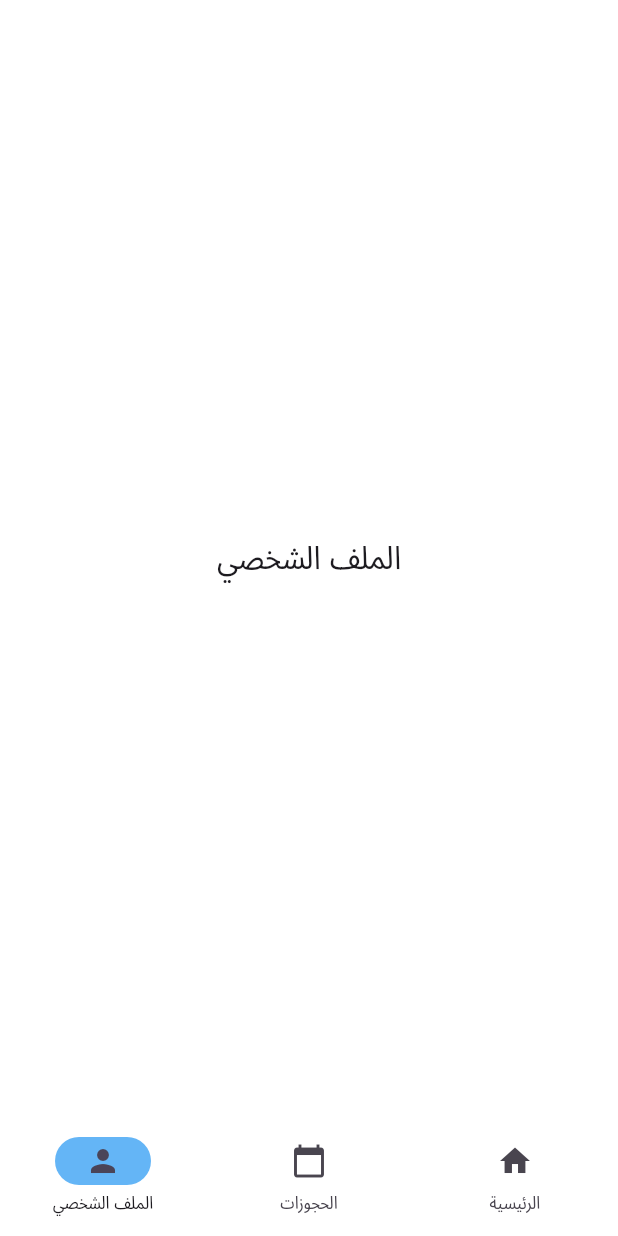
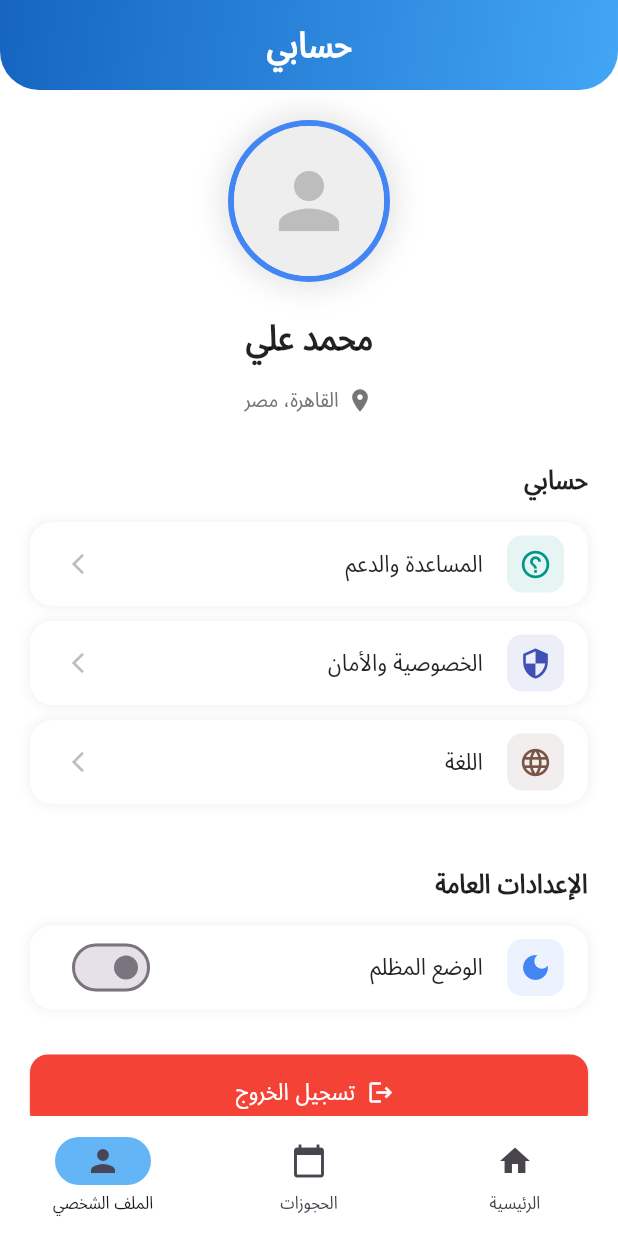
Before and after one commit to asmaa202310/Flutter_project_Herfagi, a Flutter app: the UserView screen opened directly, item 3 of the bottom bar chosen, on a phone screen of 412 x 824 dp. Run offline on Flutter 3.47's test engine with Material 3 defaults, Android fonts, the phone set to English and light mode, and no system bars; our stand-ins replace flutter_rating_bar, lottie.

Commit message:
make profile screen for user

```diff
--- a/herfagy_v2/lib/main.dart
+++ b/herfagy_v2/lib/main.dart
@@ -1,6 +1,7 @@
 import 'package:flutter/material.dart';
 import 'package:flutter_localizations/flutter_localizations.dart';
 import 'package:herfagy_v2/views/login/login_view.dart';
+import 'package:herfagy_v2/views/user/user_view.dart';
 import '/generated/l10n.dart';
 import '/viewmodels/onboarding_view_model.dart';
 import 'package:provider/provider.dart';
@@ -36,7 +37,7 @@ class HerfagyApp extends StatelessWidget {
         fontFamily: 'NotoSansArabic_Condensed-Regular',
         scaffoldBackgroundColor: Colors.white,
       ),
-      home: const LoginView(),
+      home: const UserView(),
     );
   }
 }
--- a/herfagy_v2/lib/views/user/home_for_user/widgets/crafter_item.dart
+++ b/herfagy_v2/lib/views/user/home_for_user/widgets/crafter_item.dart
@@ -67,7 +67,7 @@ class CrafterItem extends StatelessWidget {
           const Spacer(),
           SizedBox(
             width: double.infinity,
-            child: CustomOrderButton(
+            child: CustomUserButton(
               borderRaduis: 12,
               text: 'احجز الآن',
               fontSize: 15,
--- a/herfagy_v2/lib/views/user/home_for_user/widgets/custom_order_button.dart
+++ b/herfagy_v2/lib/views/user/home_for_user/widgets/custom_order_button.dart
@@ -1,21 +1,23 @@
 import 'package:flutter/material.dart';
 
-class CustomOrderButton extends StatelessWidget {
-  const CustomOrderButton({
+class CustomUserButton extends StatelessWidget {
+  const CustomUserButton({
     super.key,
     required this.borderRaduis,
     required this.text,
     required this.fontSize,
+    this.color,
   });
   final double borderRaduis;
   final String text;
+  final Color? color;
   final double fontSize;
   @override
   Widget build(BuildContext context) {
     return ElevatedButton(
       onPressed: () {},
       style: ElevatedButton.styleFrom(
-        backgroundColor: Colors.blue,
+        backgroundColor: color ?? Colors.blue,
         padding: const EdgeInsets.symmetric(horizontal: 14),
         shape: RoundedRectangleBorder(
           borderRadius: BorderRadius.circular(borderRaduis),
--- a/herfagy_v2/lib/views/user/home_for_user/widgets/service_item.dart
+++ b/herfagy_v2/lib/views/user/home_for_user/widgets/service_item.dart
@@ -89,7 +89,7 @@ class ServiceItem extends StatelessWidget {
               SizedBox(
                 height: 32,
                 width: 77,
-                child: CustomOrderButton(
+                child: CustomUserButton(
                   borderRaduis: 47,
                   text: 'احجز الآن',
                   fontSize: 13,
--- a/herfagy_v2/lib/views/user/orders_for_user/orders_view.dart
+++ b/herfagy_v2/lib/views/user/orders_for_user/orders_view.dart
@@ -25,6 +25,36 @@ class OrdersView extends StatelessWidget {
       date: "20/8/2025",
       status: "جديد",
     ),
+    OrderModel(
+      service: "نجارة",
+      person: "كريم محمود",
+      date: "20/8/2025",
+      status: "جديد",
+    ),
+    OrderModel(
+      service: "نجارة",
+      person: "كريم محمود",
+      date: "20/8/2025",
+      status: "جديد",
+    ),
+    OrderModel(
+      service: "نجارة",
+      person: "كريم محمود",
+      date: "20/8/2025",
+      status: "جديد",
+    ),
+    OrderModel(
+      service: "نجارة",
+      person: "كريم محمود",
+      date: "20/8/2025",
+      status: "جديد",
+    ),
+    OrderModel(
+      service: "نجارة",
+      person: "كريم محمود",
+      date: "20/8/2025",
+      status: "جديد",
+    ),
   ];
 
   @override
--- a/herfagy_v2/lib/views/user/orders_for_user/widgets/custom_orders_app_bar.dart
+++ b/herfagy_v2/lib/views/user/orders_for_user/widgets/custom_orders_app_bar.dart
@@ -9,32 +9,31 @@ class CustomOrdersAppBar extends StatelessWidget {
   Widget build(BuildContext context) {
     return SliverAppBar(
       pinned: true,
-      elevation: 6,
-      expandedHeight: 60,
+      toolbarHeight: 60,
       automaticallyImplyLeading: false,
-      flexibleSpace: FlexibleSpaceBar(
-        title: Text(
-          text,
-          style: TextStyle(
-            fontWeight: FontWeight.bold,
-            fontSize: 15,
-            color: Colors.white,
+      backgroundColor: Colors.transparent,
+      flexibleSpace: Container(
+        decoration: const BoxDecoration(
+          gradient: LinearGradient(
+            colors: [Color(0xFF1565C0), Color(0xFF42A5F5)],
+            begin: Alignment.topLeft,
+            end: Alignment.bottomRight,
           ),
+          borderRadius: BorderRadius.vertical(bottom: Radius.circular(26)),
         ),
-        background: Container(
-          decoration: const BoxDecoration(
-            borderRadius: BorderRadiusGeometry.vertical(
-              bottom: Radius.circular(25),
-            ),
-            gradient: LinearGradient(
-              colors: [Color(0xFF2196F3), Color(0xFF64B5F6)],
-              begin: Alignment.topLeft,
-              end: Alignment.bottomRight,
-            ),
-          ),
+      ),
+      shape: RoundedRectangleBorder(
+        borderRadius: BorderRadius.vertical(bottom: Radius.circular(26)),
+      ),
+      title: Text(
+        text,
+        style: const TextStyle(
+          fontWeight: FontWeight.bold,
+          fontSize: 24,
+          color: Colors.white,
         ),
-        centerTitle: true,
       ),
+      centerTitle: true,
     );
   }
 }
--- a/herfagy_v2/lib/views/user/orders_for_user/widgets/order_card.dart
+++ b/herfagy_v2/lib/views/user/orders_for_user/widgets/order_card.dart
@@ -65,7 +65,7 @@ class OrderCard extends StatelessWidget {
                   ),
                 ),
                 const Spacer(),
-                CustomOrderButton(
+                CustomUserButton(
                   borderRaduis: 16,
                   text: 'التفاصيل',
                   fontSize: 14,
--- /dev/null
+++ b/herfagy_v2/lib/views/user/profile_for_user/user_profile_view.dart
@@ -0,0 +1,77 @@
+import 'package:flutter/material.dart';
+import 'package:herfagy_v2/views/user/orders_for_user/widgets/custom_orders_app_bar.dart';
+
+import 'widgets/menu_section.dart';
+import 'widgets/profile_header.dart';
+import 'widgets/settings_section.dart';
+
+class UserProfilePage extends StatelessWidget {
+  const UserProfilePage({super.key});
+
+  final String userName = 'محمد علي';
+  final String location = 'القاهرة، مصر';
+
+  final bool notificationsEnabled = true;
+  final bool darkModeEnabled = false;
+
+  @override
+  Widget build(BuildContext context) {
+    return Scaffold(
+      body: CustomScrollView(
+        slivers: [
+          const CustomOrdersAppBar(text: 'حسابي'),
+          SliverPadding(
+            padding: const EdgeInsets.all(20),
+            sliver: SliverList.list(
+              children: [
+                ProfileHeader(userName: userName, location: location),
+                const SizedBox(height: 30),
+                const MenuSection(),
+                const SizedBox(height: 30),
+                SettingsSection(
+                  notificationsEnabled: notificationsEnabled,
+                  darkModeEnabled: darkModeEnabled,
+                  onNotificationsChanged: (_) {},
+                  onDarkModeChanged: (_) {},
+                  onLogout: () => _showLogoutDialog(context),
+                ),
+              ],
+            ),
+          ),
+        ],
+      ),
+    );
+  }
+
+  void _showLogoutDialog(BuildContext context) {
+    showDialog(
+      context: context,
+      builder: (context) => AlertDialog(
+        shape: RoundedRectangleBorder(borderRadius: BorderRadius.circular(15)),
+        title: const Text(
+          'تسجيل الخروج',
+          style: TextStyle(fontWeight: FontWeight.bold),
+        ),
+        content: const Text('هل أنت متأكد من أنك تريد تسجيل الخروج من حسابك؟'),
+        actions: [
+          TextButton(
+            onPressed: () => Navigator.of(context).pop(),
+            child: const Text('إلغاء'),
+          ),
+          ElevatedButton(
+            style: ElevatedButton.styleFrom(backgroundColor: Colors.red),
+            onPressed: () {
+              Navigator.of(context).pop();
+              ScaffoldMessenger.of(context)
+                ..hideCurrentSnackBar()
+                ..showSnackBar(
+                  const SnackBar(content: Text('تم تسجيل الخروج بنجاح')),
+                );
+            },
+            child: const Text('تأكيد', style: TextStyle(color: Colors.white)),
+          ),
+        ],
+      ),
+    );
+  }
+}
--- /dev/null
+++ b/herfagy_v2/lib/views/user/profile_for_user/widgets/menu_item.dart
@@ -0,0 +1,57 @@
+import 'package:flutter/material.dart';
+
+class MenuItem extends StatelessWidget {
+  final IconData icon;
+  final String title;
+  final Color color;
+
+  const MenuItem({
+    super.key,
+    required this.icon,
+    required this.title,
+    required this.color,
+  });
+
+  @override
+  Widget build(BuildContext context) {
+    return Container(
+      margin: const EdgeInsets.only(bottom: 10),
+      decoration: BoxDecoration(
+        color: Colors.white,
+        borderRadius: BorderRadius.circular(15),
+        boxShadow: [
+          BoxShadow(
+            color: Colors.black.withValues(alpha: 0.05),
+            spreadRadius: 1,
+            blurRadius: 5,
+          ),
+        ],
+      ),
+      child: ListTile(
+        leading: Container(
+          padding: const EdgeInsets.all(8),
+          decoration: BoxDecoration(
+            color: color.withValues(alpha: 0.1),
+            borderRadius: BorderRadius.circular(10),
+          ),
+          child: Icon(icon, color: color, size: 22),
+        ),
+        title: Text(
+          title,
+          style: const TextStyle(
+            fontWeight: FontWeight.w500,
+            color: Colors.black87,
+          ),
+        ),
+        trailing: Icon(
+          Icons.arrow_forward_ios,
+          size: 16,
+          color: Colors.grey[400],
+        ),
+        onTap: () => ScaffoldMessenger.of(context)
+          ..hideCurrentSnackBar()
+          ..showSnackBar(SnackBar(content: Text('تم النقر على: $title'))),
+      ),
+    );
+  }
+}
--- /dev/null
+++ b/herfagy_v2/lib/views/user/profile_for_user/widgets/menu_section.dart
@@ -0,0 +1,40 @@
+import 'package:flutter/material.dart';
+import 'menu_item.dart';
+
+class MenuSection extends StatelessWidget {
+  const MenuSection({super.key});
+
+  @override
+  Widget build(BuildContext context) {
+    const items = [
+      (Icons.help_outline, 'المساعدة والدعم', Colors.teal),
+      (Icons.security, 'الخصوصية والأمان', Colors.indigo),
+      (Icons.language, 'اللغة', Colors.brown),
+    ];
+
+    return Column(
+      crossAxisAlignment: CrossAxisAlignment.start,
+      children: [
+        const Text(
+          'حسابي',
+          style: TextStyle(
+            fontSize: 18,
+            fontWeight: FontWeight.bold,
+            color: Colors.black87,
+          ),
+        ),
+        const SizedBox(height: 15),
+
+        ListView.builder(
+          shrinkWrap: true,
+          physics: const NeverScrollableScrollPhysics(),
+          itemCount: items.length,
+          itemBuilder: (context, index) {
+            final item = items[index];
+            return MenuItem(icon: item.$1, title: item.$2, color: item.$3);
+          },
+        ),
+      ],
+    );
+  }
+}
--- /dev/null
+++ b/herfagy_v2/lib/views/user/profile_for_user/widgets/profile_header.dart
@@ -0,0 +1,64 @@
+import 'package:flutter/material.dart';
+
+class ProfileHeader extends StatelessWidget {
+  final String userName;
+  final String location;
+
+  const ProfileHeader({
+    super.key,
+    required this.userName,
+    required this.location,
+  });
+
+  @override
+  Widget build(BuildContext context) {
+    return Column(
+      children: [
+        GestureDetector(
+          onTap: () => ScaffoldMessenger.of(context)
+            ..hideCurrentSnackBar()
+            ..showSnackBar(const SnackBar(content: Text('اضافة صورة'))),
+          child: Container(
+            decoration: BoxDecoration(
+              shape: BoxShape.circle,
+              border: Border.all(color: const Color(0xFF4285F4), width: 4),
+              boxShadow: [
+                BoxShadow(
+                  color: Colors.black.withValues(alpha: 0.1),
+                  spreadRadius: 5,
+                  blurRadius: 15,
+                ),
+              ],
+            ),
+            child: CircleAvatar(
+              radius: 50,
+              backgroundColor: Colors.grey[200],
+              child: Icon(Icons.person, size: 60, color: Colors.grey[400]),
+            ),
+          ),
+        ),
+        const SizedBox(height: 20),
+        Text(
+          userName,
+          style: const TextStyle(
+            fontSize: 24,
+            fontWeight: FontWeight.bold,
+            color: Colors.black87,
+          ),
+        ),
+        const SizedBox(height: 15),
+        Row(
+          mainAxisAlignment: MainAxisAlignment.center,
+          children: [
+            Icon(Icons.location_on, color: Colors.grey[600], size: 18),
+            const SizedBox(width: 5),
+            Text(
+              location,
+              style: TextStyle(color: Colors.grey[600], fontSize: 14),
+            ),
+          ],
+        ),
+      ],
+    );
+  }
+}
--- /dev/null
+++ b/herfagy_v2/lib/views/user/profile_for_user/widgets/settings_section.dart
@@ -0,0 +1,63 @@
+import 'package:flutter/material.dart';
+
+import 'switch_item.dart';
+
+class SettingsSection extends StatelessWidget {
+  final bool notificationsEnabled;
+  final bool darkModeEnabled;
+  final Function(bool) onNotificationsChanged;
+  final Function(bool) onDarkModeChanged;
+  final VoidCallback onLogout;
+
+  const SettingsSection({
+    super.key,
+    required this.notificationsEnabled,
+    required this.darkModeEnabled,
+    required this.onNotificationsChanged,
+    required this.onDarkModeChanged,
+    required this.onLogout,
+  });
+
+  @override
+  Widget build(BuildContext context) {
+    return Column(
+      crossAxisAlignment: CrossAxisAlignment.start,
+      children: [
+        const Text(
+          'الإعدادات العامة',
+          style: TextStyle(
+            fontSize: 18,
+            fontWeight: FontWeight.bold,
+            color: Colors.black87,
+          ),
+        ),
+        const SizedBox(height: 15),
+        SwitchItem(
+          icon: Icons.dark_mode,
+          title: 'الوضع المظلم',
+          value: darkModeEnabled,
+          onChanged: onDarkModeChanged,
+        ),
+        const SizedBox(height: 20),
+        SizedBox(
+          width: double.infinity,
+          height: 50,
+          child: ElevatedButton.icon(
+            style: ElevatedButton.styleFrom(
+              backgroundColor: Colors.red,
+              shape: RoundedRectangleBorder(
+                borderRadius: BorderRadius.circular(12),
+              ),
+            ),
+            onPressed: onLogout,
+            icon: const Icon(Icons.logout, color: Colors.white),
+            label: const Text(
+              'تسجيل الخروج',
+              style: TextStyle(color: Colors.white, fontSize: 16),
+            ),
+          ),
+        ),
+      ],
+    );
+  }
+}
--- /dev/null
+++ b/herfagy_v2/lib/views/user/profile_for_user/widgets/switch_item.dart
@@ -0,0 +1,60 @@
+import 'package:flutter/material.dart';
+
+class SwitchItem extends StatelessWidget {
+  final IconData icon;
+  final String title;
+  final bool value;
+  final Function(bool) onChanged;
+
+  const SwitchItem({
+    super.key,
+    required this.icon,
+    required this.title,
+    required this.value,
+    required this.onChanged,
+  });
+
+  @override
+  Widget build(BuildContext context) {
+    return Container(
+      margin: const EdgeInsets.only(bottom: 10),
+      decoration: BoxDecoration(
+        color: Colors.white,
+        borderRadius: BorderRadius.circular(15),
+        boxShadow: [
+          BoxShadow(
+            color: Colors.black.withValues(alpha: .05),
+            spreadRadius: 1,
+            blurRadius: 5,
+          ),
+        ],
+      ),
+      child: ListTile(
+        leading: Container(
+          padding: const EdgeInsets.all(8),
+          decoration: BoxDecoration(
+            color: const Color(0xFF4285F4).withValues(alpha: 0.1),
+            borderRadius: BorderRadius.circular(10),
+          ),
+          child: const Icon(
+            Icons.dark_mode,
+            color: Color(0xFF4285F4),
+            size: 22,
+          ),
+        ),
+        title: Text(
+          title,
+          style: const TextStyle(
+            fontWeight: FontWeight.w500,
+            color: Colors.black87,
+          ),
+        ),
+        trailing: Switch(
+          value: value,
+          onChanged: onChanged,
+          activeColor: const Color(0xFF4285F4),
+        ),
+      ),
+    );
+  }
+}
--- a/herfagy_v2/lib/views/user/user_view.dart
+++ b/herfagy_v2/lib/views/user/user_view.dart
@@ -1,6 +1,7 @@
 import 'package:flutter/material.dart';
 import 'package:herfagy_v2/views/user/orders_for_user/orders_view.dart';
 import 'home_for_user/home_user_view.dart';
+import 'profile_for_user/user_profile_view.dart';
 
 class UserView extends StatefulWidget {
   const UserView({super.key});
@@ -15,7 +16,7 @@ class _UserViewState extends State<UserView> {
   final List<Widget> _pages = [
     const HomeUserView(),
     const OrdersView(),
-    const Center(child: Text("الملف الشخصي", style: TextStyle(fontSize: 22))),
+    UserProfilePage(),
   ];
   @override
   Widget build(BuildContext context) {
```
